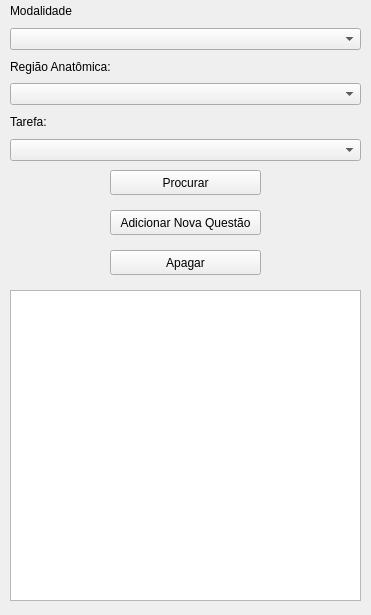
This is anatomy/questionlist.ui in caiovosilva/anatomy as Qt 5 draws it before an edit. The edited form follows.
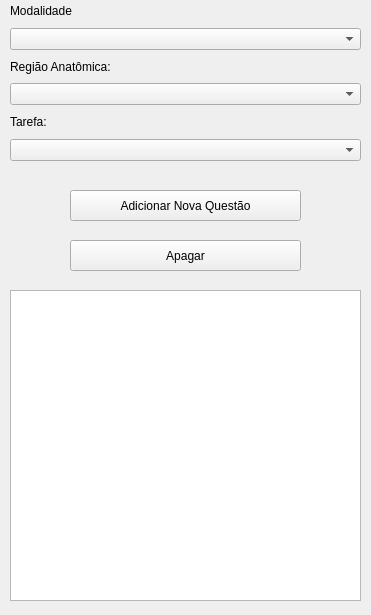
This is the edited form.

```diff
--- a/anatomy/questionlist.ui
+++ b/anatomy/questionlist.ui
@@ -55,26 +55,13 @@
     </item>
    </layout>
   </widget>
-  <widget class="QPushButton" name="searchButton">
-   <property name="geometry">
-    <rect>
-     <x>110</x>
-     <y>170</y>
-     <width>151</width>
-     <height>25</height>
-    </rect>
-   </property>
-   <property name="text">
-    <string>Procurar</string>
-   </property>
-  </widget>
   <widget class="QPushButton" name="addNewQuestionButton">
    <property name="geometry">
     <rect>
-     <x>110</x>
-     <y>210</y>
-     <width>151</width>
-     <height>25</height>
+     <x>70</x>
+     <y>190</y>
+     <width>231</width>
+     <height>31</height>
     </rect>
    </property>
    <property name="text">
@@ -84,10 +71,10 @@
   <widget class="QPushButton" name="deleteQuestionButton">
    <property name="geometry">
     <rect>
-     <x>110</x>
-     <y>250</y>
-     <width>151</width>
-     <height>25</height>
+     <x>70</x>
+     <y>240</y>
+     <width>231</width>
+     <height>31</height>
     </rect>
    </property>
    <property name="text">
```
